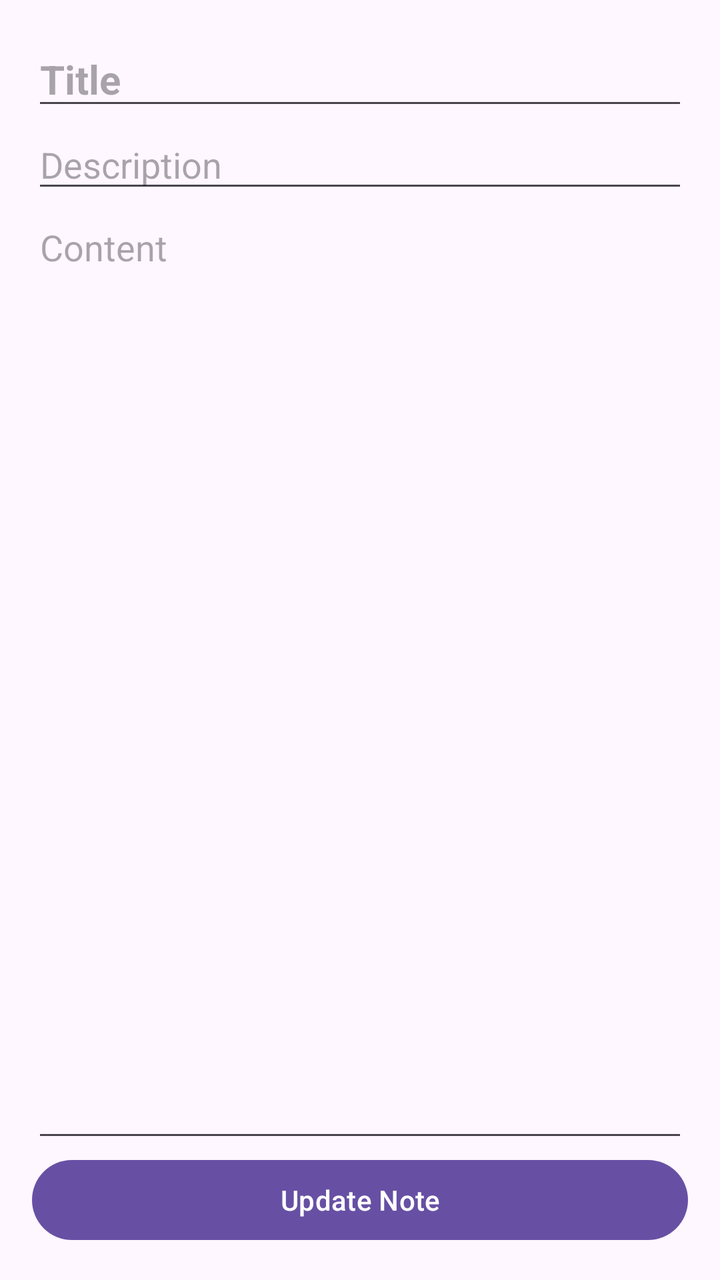
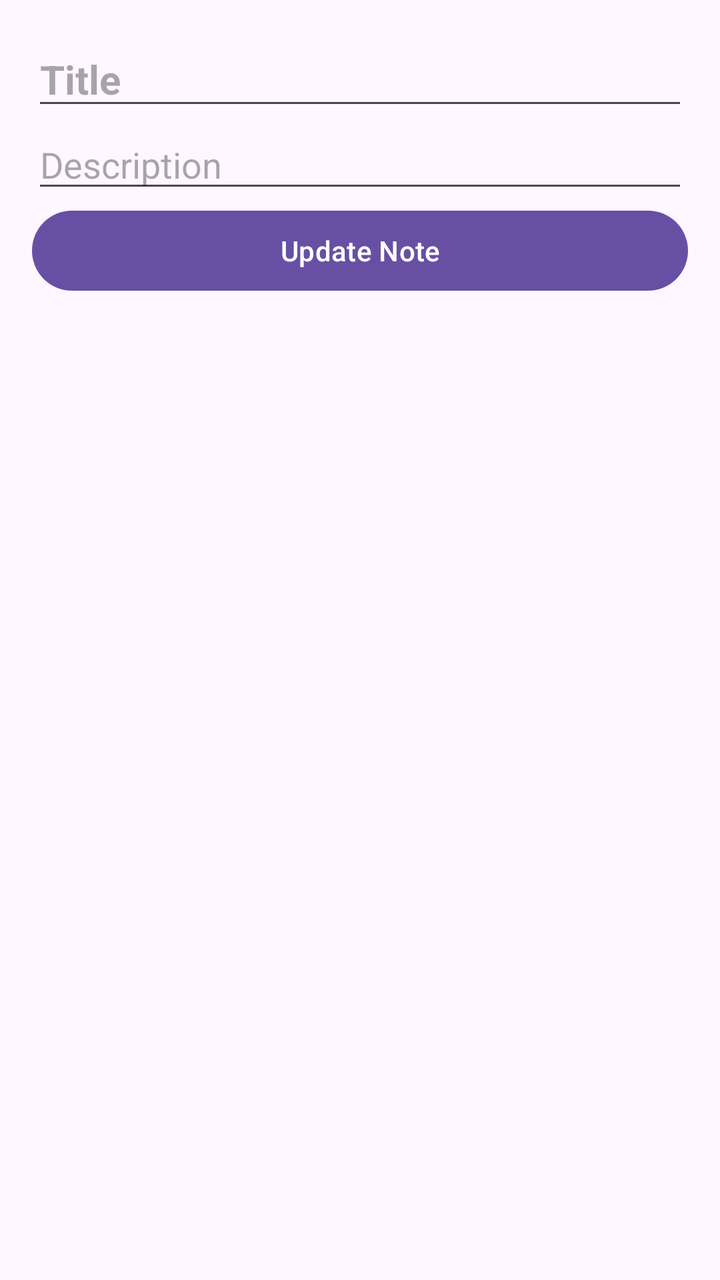

Before-and-after screenshots of an Android layout around one commit, followed by the original layout XML and the change that was made.
<!-- AndroidManifest.xml: application theme Theme.NoteRemindMe -->
<!-- res/layout/activity_edit_note.xml -->
<?xml version="1.0" encoding="utf-8"?>
<LinearLayout xmlns:android="http://schemas.android.com/apk/res/android"
    android:orientation="vertical"
    android:padding="16dp"
    android:layout_width="match_parent"
    android:layout_height="match_parent">

    <EditText
        android:id="@+id/etTitle"
        android:layout_width="match_parent"
        android:layout_height="wrap_content"
        android:hint="Title"
        android:textSize="20sp"
        android:textStyle="bold" />

    <EditText
        android:id="@+id/etDescription"
        android:layout_width="match_parent"
        android:layout_height="wrap_content"
        android:hint="Description"
        android:textColor="#757575" />

    <EditText
        android:id="@+id/etContent"
        android:layout_width="match_parent"
        android:layout_height="0dp"
        android:layout_weight="1"
        android:gravity="top"
        android:hint="Content" />

    <Button
        android:id="@+id/btnUpdate"
        android:layout_width="match_parent"
        android:layout_height="wrap_content"
        android:text="Update Note" />
</LinearLayout>
<!-- resources referenced by this layout -->
<resources>
  <style name="Theme.NoteRemindMe" parent="Base.Theme.NoteRemindMe" />
  <style name="Base.Theme.NoteRemindMe" parent="Theme.Material3.DayNight.NoActionBar">
          
          
      </style>
</resources>

<!-- the commit's change to res/layout/activity_edit_note.xml (unified diff, before → after) -->
@@ -20,14 +20,6 @@
         android:hint="Description"
         android:textColor="#757575" />
 
-    <EditText
-        android:id="@+id/etContent"
-        android:layout_width="match_parent"
-        android:layout_height="0dp"
-        android:layout_weight="1"
-        android:gravity="top"
-        android:hint="Content" />
-
     <Button
         android:id="@+id/btnUpdate"
         android:layout_width="match_parent"
